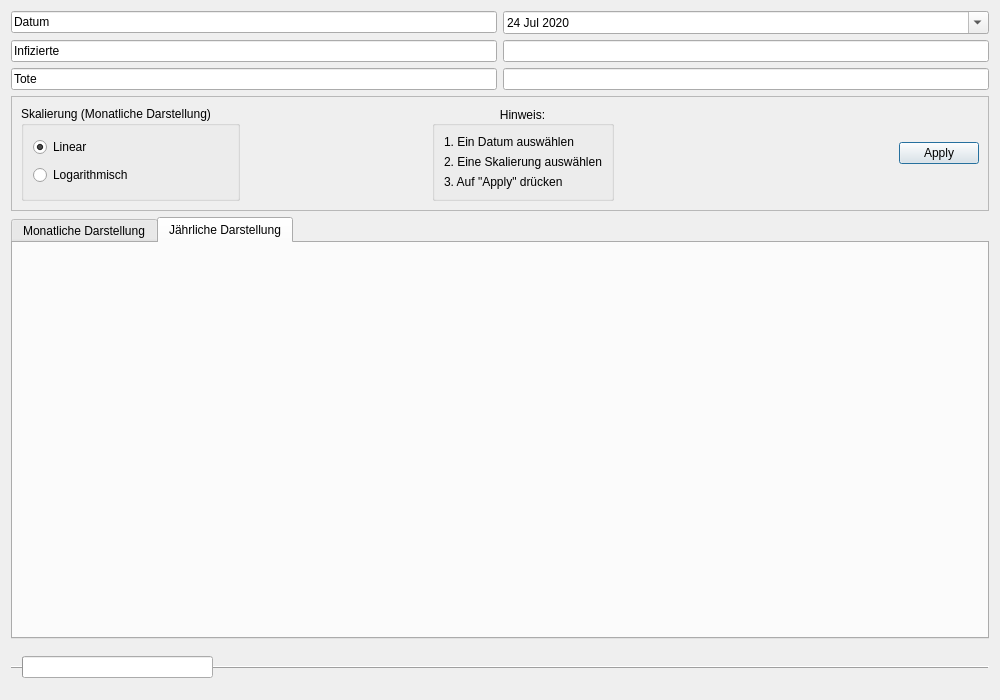
The window that src/belgien.ui (JosephBisso/Starlink) describes before a commit, drawn with Qt 5.
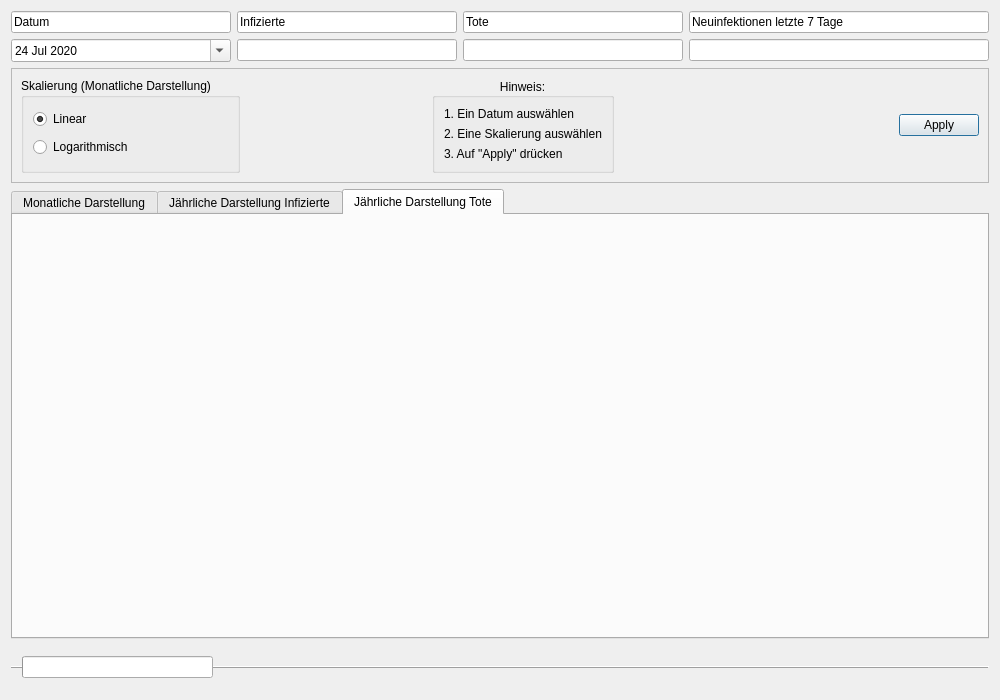
The same window after the commit.

Diff of the .ui file:
```diff
--- a/src/belgien.ui
+++ b/src/belgien.ui
@@ -13,16 +13,9 @@
   <property name="windowTitle">
    <string>Belgien</string>
   </property>
-  <layout class="QGridLayout" name="gridLayout_3">
-   <item row="0" column="0">
+  <layout class="QVBoxLayout" name="verticalLayout_7">
+   <item>
     <layout class="QGridLayout" name="gridLayout">
-     <item row="4" column="3">
-      <widget class="QLineEdit" name="lineEdit_4">
-       <property name="readOnly">
-        <bool>true</bool>
-       </property>
-      </widget>
-     </item>
      <item row="2" column="0">
       <widget class="QLineEdit" name="lineEdit_3">
        <property name="text">
@@ -33,10 +26,23 @@
        </property>
       </widget>
      </item>
-     <item row="5" column="0">
-      <widget class="QLineEdit" name="lineEdit_5">
+     <item row="4" column="4">
+      <widget class="QLineEdit" name="lineEdit_7">
+       <property name="readOnly">
+        <bool>true</bool>
+       </property>
+      </widget>
+     </item>
+     <item row="2" column="4">
+      <widget class="QLineEdit" name="lineEdit_2">
+       <property name="minimumSize">
+        <size>
+         <width>300</width>
+         <height>0</height>
+        </size>
+       </property>
        <property name="text">
-        <string>Tote</string>
+        <string>Neuinfektionen letzte 7 Tage</string>
        </property>
        <property name="readOnly">
         <bool>true</bool>
@@ -44,23 +50,6 @@
       </widget>
      </item>
      <item row="4" column="0">
-      <widget class="QLineEdit" name="lineEdit">
-       <property name="text">
-        <string>Infizierte</string>
-       </property>
-       <property name="readOnly">
-        <bool>true</bool>
-       </property>
-      </widget>
-     </item>
-     <item row="5" column="3">
-      <widget class="QLineEdit" name="lineEdit_6">
-       <property name="readOnly">
-        <bool>true</bool>
-       </property>
-      </widget>
-     </item>
-     <item row="2" column="3">
       <widget class="QDateEdit" name="dateEdit">
        <property name="readOnly">
         <bool>false</bool>
@@ -71,6 +60,16 @@
        <property name="accelerated">
         <bool>false</bool>
        </property>
+       <property name="dateTime">
+        <datetime>
+         <hour>0</hour>
+         <minute>0</minute>
+         <second>0</second>
+         <year>2020</year>
+         <month>7</month>
+         <day>24</day>
+        </datetime>
+       </property>
        <property name="minimumDateTime">
         <datetime>
          <hour>0</hour>
@@ -99,40 +98,43 @@
        </property>
       </widget>
      </item>
-    </layout>
-   </item>
-   <item row="5" column="0">
-    <layout class="QVBoxLayout" name="verticalLayout">
-     <item>
-      <widget class="QTabWidget" name="tabWidget">
-       <property name="currentIndex">
-        <number>1</number>
+     <item row="2" column="1">
+      <widget class="QLineEdit" name="lineEdit">
+       <property name="text">
+        <string>Infizierte</string>
        </property>
-       <widget class="QWidget" name="tab">
-        <attribute name="title">
-         <string>Monatliche Darstellung</string>
-        </attribute>
-        <layout class="QGridLayout" name="gridLayout_2">
-         <item row="0" column="0">
-          <layout class="QVBoxLayout" name="verticalLayout_3"/>
-         </item>
-        </layout>
-       </widget>
-       <widget class="QWidget" name="Tab_2">
-        <attribute name="title">
-         <string>Jährliche Darstellung</string>
-        </attribute>
-        <layout class="QVBoxLayout" name="verticalLayout_5">
-         <item>
-          <layout class="QVBoxLayout" name="verticalLayout_4"/>
-         </item>
-        </layout>
-       </widget>
+       <property name="readOnly">
+        <bool>true</bool>
+       </property>
       </widget>
      </item>
+     <item row="4" column="1">
+      <widget class="QLineEdit" name="lineEdit_4">
+       <property name="readOnly">
+        <bool>true</bool>
+       </property>
+      </widget>
+     </item>
+     <item row="4" column="2">
+      <widget class="QLineEdit" name="lineEdit_6">
+       <property name="readOnly">
+        <bool>true</bool>
+       </property>
+      </widget>
+     </item>
+     <item row="2" column="2">
+      <widget class="QLineEdit" name="lineEdit_5">
+       <property name="text">
+        <string>Tote</string>
+       </property>
+       <property name="readOnly">
+        <bool>true</bool>
+       </property>
+      </widget>
+     </item>
     </layout>
    </item>
-   <item row="2" column="0">
+   <item>
     <widget class="QFrame" name="frame">
      <property name="frameShape">
       <enum>QFrame::StyledPanel</enum>
@@ -258,7 +260,48 @@
      </layout>
     </widget>
    </item>
-   <item row="6" column="0">
+   <item>
+    <layout class="QVBoxLayout" name="verticalLayout">
+     <item>
+      <widget class="QTabWidget" name="tabWidget">
+       <property name="currentIndex">
+        <number>2</number>
+       </property>
+       <widget class="QWidget" name="tab">
+        <attribute name="title">
+         <string>Monatliche Darstellung</string>
+        </attribute>
+        <layout class="QGridLayout" name="gridLayout_2">
+         <item row="0" column="0">
+          <layout class="QVBoxLayout" name="verticalLayout_3"/>
+         </item>
+        </layout>
+       </widget>
+       <widget class="QWidget" name="Tab_2">
+        <attribute name="title">
+         <string>Jährliche Darstellung Infizierte</string>
+        </attribute>
+        <layout class="QVBoxLayout" name="verticalLayout_5">
+         <item>
+          <layout class="QVBoxLayout" name="verticalLayout_4"/>
+         </item>
+        </layout>
+       </widget>
+       <widget class="QWidget" name="tab_3">
+        <attribute name="title">
+         <string>Jährliche Darstellung Tote</string>
+        </attribute>
+        <layout class="QVBoxLayout" name="verticalLayout_8">
+         <item>
+          <layout class="QVBoxLayout" name="verticalLayout_2"/>
+         </item>
+        </layout>
+       </widget>
+      </widget>
+     </item>
+    </layout>
+   </item>
+   <item>
     <widget class="QFrame" name="frame_2">
      <property name="frameShape">
       <enum>QFrame::HLine</enum>
```
